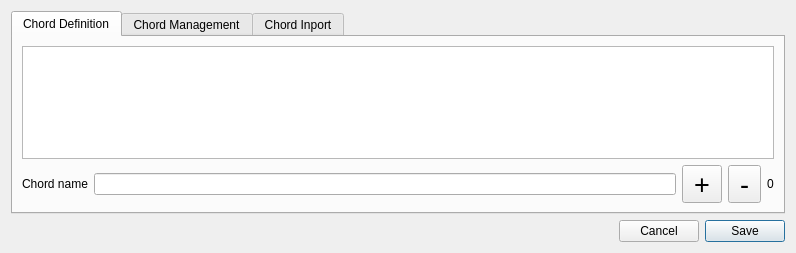
This is dialogchorddefinition.ui in jpcima/chordv as Qt 5 draws it before an edit. The edited form follows.
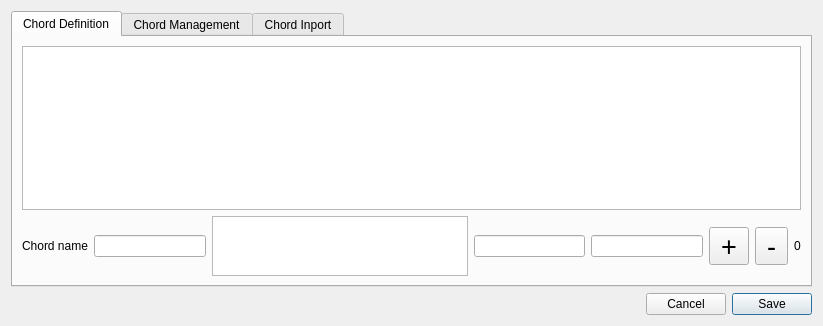
This is the edited form. Custom widgets are drawn as their Qt base class.

Commit message: ChordDetector run

```diff
--- a/dialogchorddefinition.ui
+++ b/dialogchorddefinition.ui
@@ -6,8 +6,8 @@
    <rect>
     <x>0</x>
     <y>0</y>
-    <width>796</width>
-    <height>253</height>
+    <width>823</width>
+    <height>326</height>
    </rect>
   </property>
   <property name="windowTitle">
@@ -48,7 +48,27 @@
               </widget>
              </item>
              <item>
-              <widget class="QLineEdit" name="lineEditChord"/>
+              <widget class="QLineEdit" name="lineEditChord">
+               <property name="readOnly">
+                <bool>true</bool>
+               </property>
+              </widget>
+             </item>
+             <item>
+              <widget class="QListWidget" name="listWidgetChords">
+               <property name="maximumSize">
+                <size>
+                 <width>16777215</width>
+                 <height>60</height>
+                </size>
+               </property>
+              </widget>
+             </item>
+             <item>
+              <widget class="QLineEdit" name="lineEditNotation"/>
+             </item>
+             <item>
+              <widget class="QLineEdit" name="lineEditName"/>
              </item>
              <item>
               <widget class="QToolButton" name="toolButtonPlus">
```
The commit also changes 10 other files.
